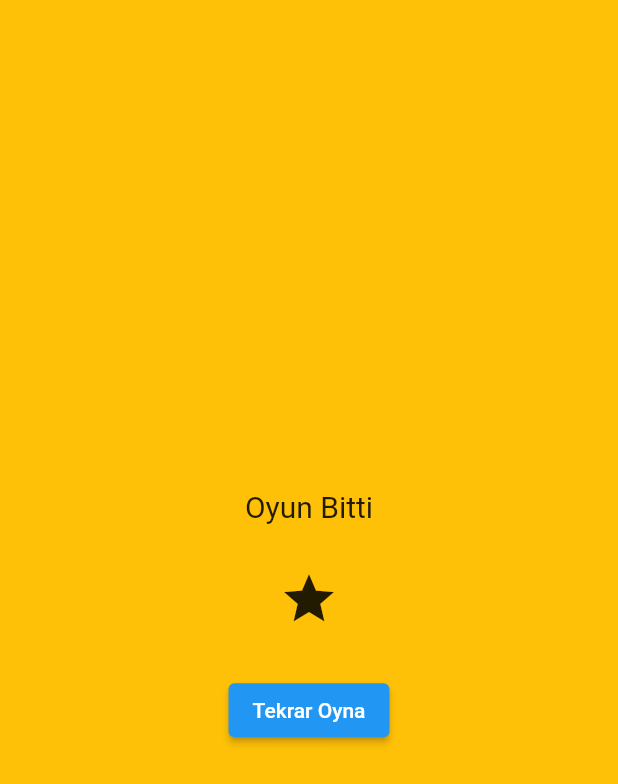
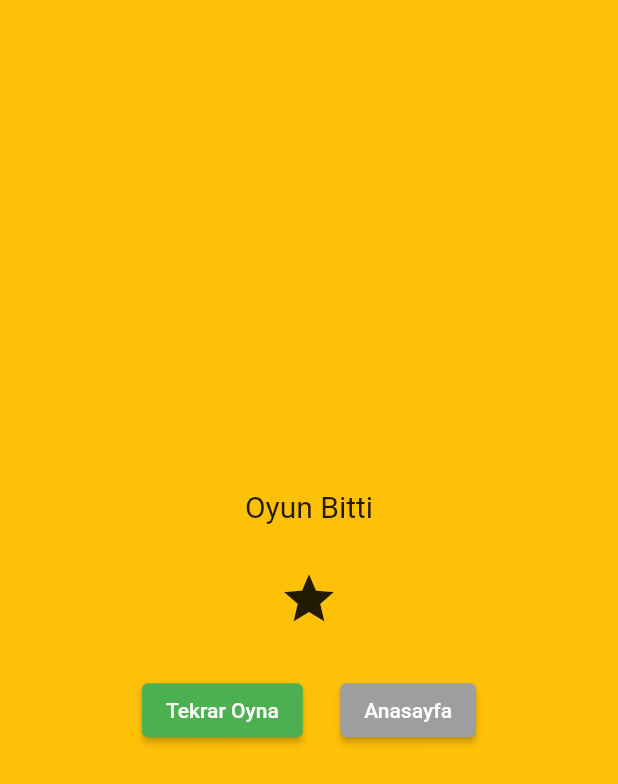
Before and after one commit to abdullahturkmen/bubbles_pop, a Flutter app: the GameOver screen opened directly with empty values, on a phone screen of 412 x 824 dp. Shown: the top 784 px of the screen. Run offline on Flutter 3.47's test engine with Material 2 defaults, Android fonts, the light colour scheme and no system bars; our stand-ins replace circular_countdown_timer, just_audio.

Commit message:
some changes

```diff
--- a/lib/game.dart
+++ b/lib/game.dart
@@ -76,14 +76,17 @@ class _GamePageState extends State<GamePage> {
         ballSize = ballSize;
       } else if (score < 20) {
         ballSize = 55;
+        _counter = 3;
       } else if (score < 30) {
         ballSize = 50;
       } else if (score < 40) {
         ballSize = 45;
+        _counter = 2;
       } else if (score < 50) {
         ballSize = 40;
       } else {
         ballSize = 35;
+        _counter = 1;
       }
 
       _controller.restart(duration: _counter);
--- a/lib/game_over.dart
+++ b/lib/game_over.dart
@@ -1,3 +1,4 @@
+import 'package:bubbles_pop/home.dart';
 import 'package:flutter/material.dart';
 
 import 'game.dart';
@@ -35,14 +36,33 @@ class GameOver extends StatelessWidget {
                   ],
                 ),
                 SizedBox(height: 30),
+                Row(
+                  mainAxisAlignment: MainAxisAlignment.center,
+                  children: [
                     ElevatedButton(
+                      style: ElevatedButton.styleFrom(primary: Colors.green),
                       child: const Text("Tekrar Oyna"),
                       onPressed: () {
                         Navigator.push(
                           context,
-                      MaterialPageRoute(builder: (context) => const MyApp()),
+                          MaterialPageRoute(
+                              builder: (context) => const MyApp()),
                         );
                       },
+                    ),
+                    SizedBox(
+                      width: 25,
+                    ),
+                    ElevatedButton(
+                        style: ElevatedButton.styleFrom(primary: Colors.grey),
+                        onPressed: () {
+                          Navigator.pushReplacement(
+                              context,
+                              MaterialPageRoute(
+                                  builder: (context) => const StartGame()));
+                        },
+                        child: Text("Anasayfa"))
+                  ],
                 ),
               ],
             ),
--- a/lib/home.dart
+++ b/lib/home.dart
@@ -32,6 +32,7 @@ class _StartGameState extends State<StartGame> {
                     alignment: const Alignment(0, 0.5),
                     child: ElevatedButton(
                       child: const Text("Oyuna Başla"),
+                      style: ElevatedButton.styleFrom(primary: Colors.green),
                       onPressed: () {
                         Navigator.push(
                           context,
--- a/lib/info.dart
+++ b/lib/info.dart
@@ -1,5 +1,4 @@
 import 'package:flutter/material.dart';
-
 
 class InfoPage extends StatelessWidget {
   const InfoPage({Key? key}) : super(key: key);
```
Lines whose indentation alone changed are shown as unchanged.
